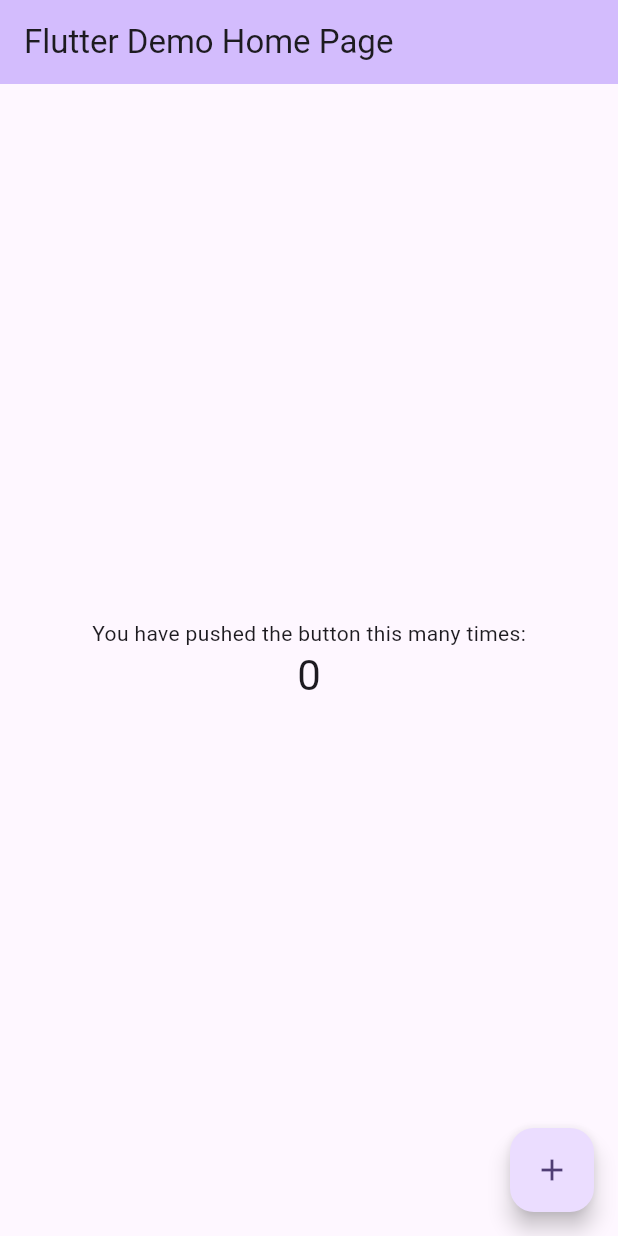
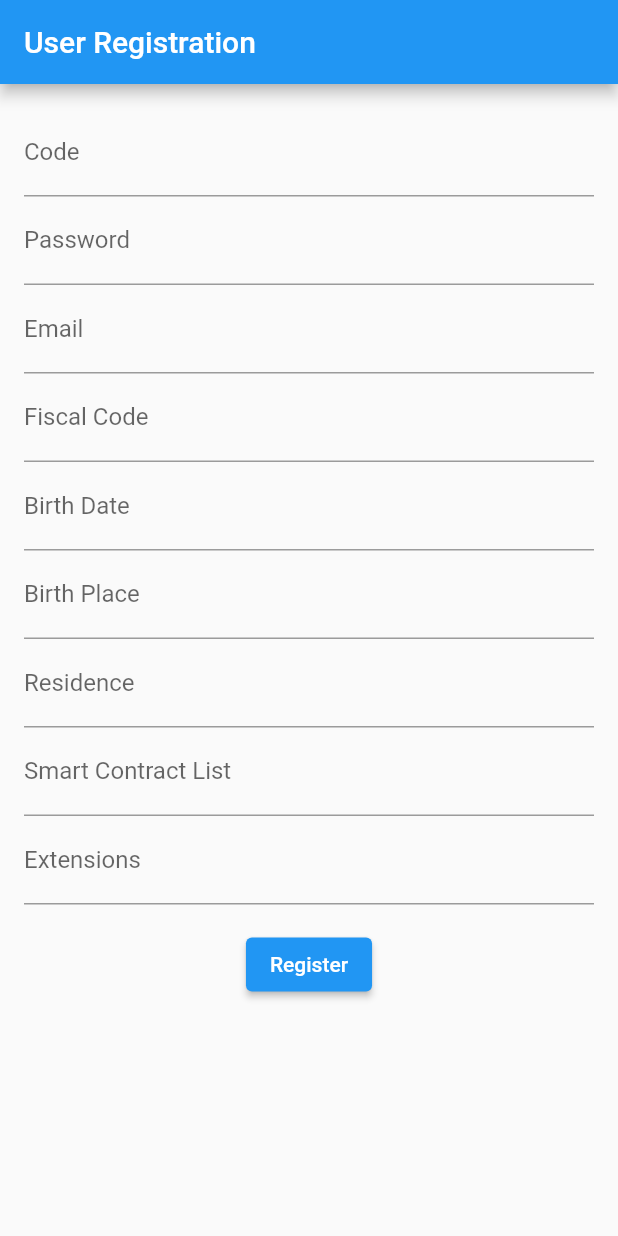
Before and after one commit to AntonioLF96/pay_share, a Flutter app: the screen it shows after launch, on a phone screen of 412 x 824 dp. Run offline on Flutter 3.47's test engine with Material 2 defaults, Android fonts, the light colour scheme and no system bars.

Commit message:
commit antonio registrazione e login

```diff
--- /dev/null
+++ b/payshare_frontend/lib/env.sample.dart
@@ -0,0 +1,3 @@
+class Env {
+  static String URL_PREFIX = "http://127.0.0.1:8000";
+}
--- a/payshare_frontend/lib/main.dart
+++ b/payshare_frontend/lib/main.dart
@@ -1,12 +1,26 @@
 import 'package:flutter/material.dart';
+import 'package:payshare_frontend/screens/home.dart';
+import 'package:payshare_frontend/screens/register.dart';
+
 
 void main() {
-  runApp(const MyApp());
+  runApp(MyApp());
 }
 
 class MyApp extends StatelessWidget {
-  const MyApp({super.key});
-
+  @override
+  Widget build(BuildContext context) {
+    return MaterialApp(
+      title: 'Flutter + Django',
+      initialRoute: '/',
+      routes: {
+        //'/': (context) => Home(),
+        //'/register': (context) => UserRegistrationPage()
+        '/': (context) => UserRegistrationPage()
+      },
+    );
+  }
+}
   // This widget is the root of your application.
   @override
   Widget build(BuildContext context) {
@@ -34,7 +48,7 @@
       home: const MyHomePage(title: 'Flutter Demo Home Page'),
     );
   }
-}
+
 
 class MyHomePage extends StatefulWidget {
   const MyHomePage({super.key, required this.title});
--- /dev/null
+++ b/payshare_frontend/lib/models/user.dart
@@ -0,0 +1,51 @@
+class User {
+  final String code;
+  final String password;
+  final String email;
+  final String fiscalCode;
+  final DateTime birthDate;
+  final String birthPlace;
+  final String residence;
+  final String smartContractList;
+  final String extensions;
+
+  User({
+    required this.code,
+    required this.password,
+    required this.email,
+    required this.fiscalCode,
+    required this.birthDate,
+    required this.birthPlace,
+    required this.residence,
+    required this.smartContractList,
+    required this.extensions,
+  });
+
+  factory User.fromJson(Map<String, dynamic> json) {
+    return User(
+      code: json['code'],
+      password: json['password'],
+      email: json['email'],
+      fiscalCode: json['fiscalCode'],
+      birthDate: DateTime.parse(json['birthDate']),
+      birthPlace: json['birthPlace'],
+      residence: json['residence'],
+      smartContractList: json['smartContractList'],
+      extensions: json['extensions'],
+    );
+  }
+
+  Map<String, dynamic> toJson() {
+    return {
+      'code': code,
+      'password': password,
+      'email': email,
+      'fiscalCode': fiscalCode,
+      'birthDate': birthDate.toIso8601String(),
+      'birthPlace': birthPlace,
+      'residence': residence,
+      'smartContractList': smartContractList,
+      'extensions': extensions,
+    };
+  }
+}
--- /dev/null
+++ b/payshare_frontend/lib/screens/register.dart
@@ -0,0 +1,124 @@
+import 'package:flutter/material.dart';
+import 'package:http/http.dart' as http;
+
+import '../env.sample.dart';
+
+class UserRegistrationPage extends StatefulWidget {
+  @override
+  _UserRegistrationPageState createState() => _UserRegistrationPageState();
+}
+
+class _UserRegistrationPageState extends State<UserRegistrationPage> {
+  TextEditingController _codeController = TextEditingController();
+  TextEditingController _passwordController = TextEditingController();
+  TextEditingController _emailController = TextEditingController();
+  TextEditingController _fiscalCodeController = TextEditingController();
+  TextEditingController _birthDateController = TextEditingController();
+  TextEditingController _birthPlaceController = TextEditingController();
+  TextEditingController _residenceController = TextEditingController();
+  TextEditingController _smartContractListController = TextEditingController();
+  TextEditingController _extensionsController = TextEditingController();
+
+  bool _registrationSuccess = false;
+
+
+  Future<void> _registerUser() async {
+    final url = '${Env.URL_PREFIX}/register/';
+    final uri = Uri.parse(url);
+
+    var response = await http.post(uri, body: {
+      'code': _codeController.text,
+      'password': _passwordController.text,
+      'email': _emailController.text,
+      'fiscalCode': _fiscalCodeController.text,
+      'birthDate': _birthDateController.text,
+      'birthPlace': _birthPlaceController.text,
+      'residence': _residenceController.text,
+      'smartContractList': _smartContractListController.text,
+      'extensions': _extensionsController.text,
+    });
+
+    if (response.statusCode == 200) {
+      setState(() {
+        _registrationSuccess = true;
+      });
+    } else {
+      _registrationSuccess = false;
+      // User registration failed
+      // Add your logic here for failed registration
+    }
+  }
+
+  @override
+  Widget build(BuildContext context) {
+    return Scaffold(
+      appBar: AppBar(
+        title: Text('User Registration'),
+      ),
+      body: SingleChildScrollView(
+        child: Padding(
+          padding: EdgeInsets.all(16.0),
+          child: Column(
+            children: [
+              TextField(
+                controller: _codeController,
+                decoration: InputDecoration(labelText: 'Code'),
+              ),
+              TextField(
+                controller: _passwordController,
+                decoration: InputDecoration(labelText: 'Password'),
+                obscureText: true,
+              ),
+              TextField(
+                controller: _emailController,
+                decoration: InputDecoration(labelText: 'Email'),
+                keyboardType: TextInputType.emailAddress,
+              ),
+              TextField(
+                controller: _fiscalCodeController,
+                decoration: InputDecoration(labelText: 'Fiscal Code'),
+              ),
+              TextField(
+                controller: _birthDateController,
+                decoration: InputDecoration(labelText: 'Birth Date'),
+                keyboardType: TextInputType.datetime,
+              ),
+              TextField(
+                controller: _birthPlaceController,
+                decoration: InputDecoration(labelText: 'Birth Place'),
+              ),
+              TextField(
+                controller: _residenceController,
+                decoration: InputDecoration(labelText: 'Residence'),
+              ),
+              TextField(
+                controller: _smartContractListController,
+                decoration: InputDecoration(labelText: 'Smart Contract List'),
+              ),
+              TextField(
+                controller: _extensionsController,
+                decoration: InputDecoration(labelText: 'Extensions'),
+              ),
+              SizedBox(height: 16.0),
+              ElevatedButton(
+                onPressed: _registerUser,
+                child: Text('Register'),
+              ),
+
+              _registrationSuccess
+                  ? const Text(
+                'Registration Successful!',
+                style: TextStyle(
+                  color: Colors.green,
+                  fontSize: 18.0,
+                  fontWeight: FontWeight.bold,
+                ),
+              )
+                  : Container(),
+            ],
+          ),
+        ),
+      ),
+    );
+  }
+}
```
Also changed, not shown: Librerie.txt (added, +10 -0 lines), payshare_frontend/lib/screens/home.dart (added, +72 -0 lines), PayShare_Backend/Readme.txt (added), 6 other files.
